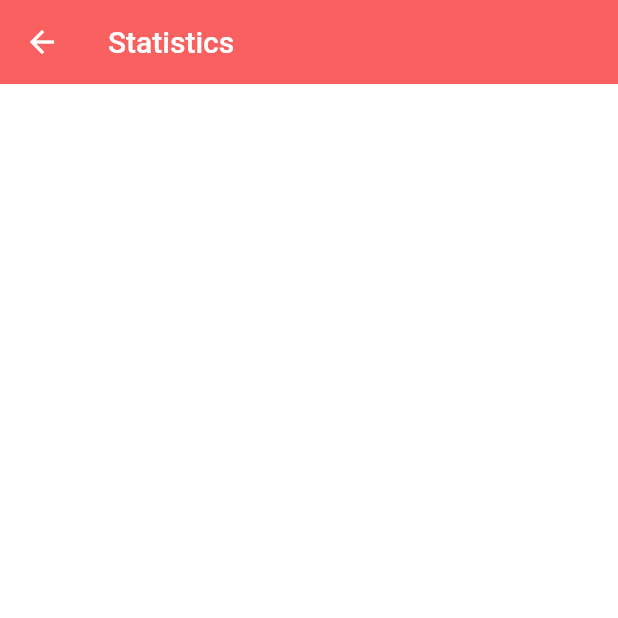
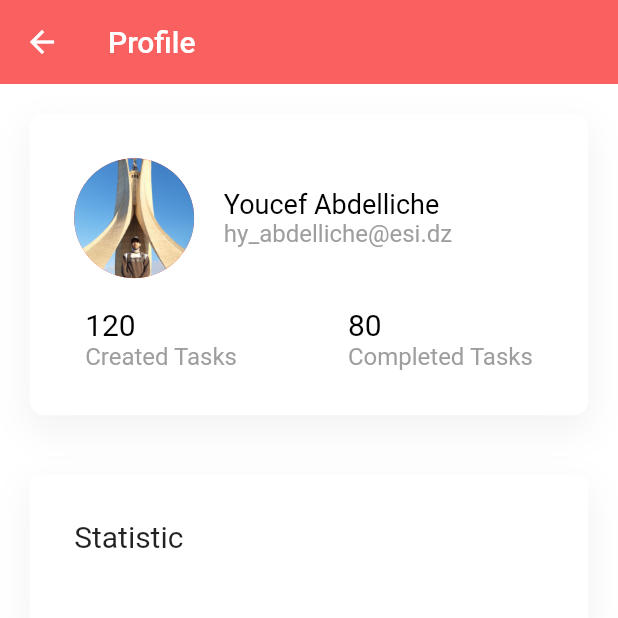
Before and after one commit to Youcef-Abdelliche/todo_list, a Flutter app: the CategoriesStatistics screen opened directly, on a phone screen of 412 x 824 dp, the top half of it. Run offline on Flutter 3.47's test engine with Material 2 defaults, Android fonts, the phone set to English and light mode, and no system bars; our stand-ins replace flutter_datetime_picker, flutter_slidable, sqflite, table_calendar; accounts and stored records are empty.

Commit message:
update profile ui

```diff
--- a/lib/main.dart
+++ b/lib/main.dart
@@ -3,7 +3,7 @@ import 'package:provider/provider.dart';
 import 'package:todo_list/constants.dart';
 import 'package:todo_list/provider/taskManager.dart';
 import 'package:todo_list/screens/home/home.dart';
-import 'package:todo_list/screens/test.dart';
+import 'package:todo_list/screens/progress_circular_Indicator.dart';
 
 void main() {
   runApp(MyApp());
--- a/lib/screens/home/components/categories_stat.dart
+++ b/lib/screens/home/components/categories_stat.dart
@@ -1,7 +1,9 @@
 import 'package:flutter/material.dart';
 import 'package:todo_list/models/task_category.dart';
 import 'package:todo_list/provider/databaseProvider.dart';
-import 'package:todo_list/screens/test.dart';
+import 'package:todo_list/screens/profile_screen/components/category_box.dart';
+import 'package:todo_list/screens/profile_screen/components/user_stat_card.dart';
+import 'package:todo_list/screens/progress_circular_Indicator.dart';
 import 'package:todo_list/size_config.dart';
 
 class CategoriesStatistics extends StatefulWidget {
@@ -13,135 +15,96 @@ class _CategoriesStatisticsState extends State<CategoriesStatistics> {
   @override
   Widget build(BuildContext context) {
     return Scaffold(
-        appBar: AppBar(title: Text("Statistics")),
-        body: FutureBuilder(
+        appBar: AppBar(title: Text("Profile")),
+        body: Padding(
+          padding: EdgeInsets.only(top: SizeConfig.defaultSize * 2),
+          child: FutureBuilder(
               future: DBProvider.db.getTasksByCategory(),
               builder: (context, AsyncSnapshot snapshot) {
                 if (snapshot.connectionState == ConnectionState.waiting) {
                   return Center(child: Text("Loading..."));
-              } else if (snapshot.connectionState == ConnectionState.done) {
-                if (snapshot.hasData) {
-                  return Padding(
+                } else if (snapshot.connectionState == ConnectionState.done)
+                  return Column(
+                    crossAxisAlignment: CrossAxisAlignment.start,
+                    children: [
+                      UserStatCard(),
+                      SizedBox(height: SizeConfig.defaultSize * 2),
+                      SingleChildScrollView(
+                        scrollDirection: Axis.horizontal,
+                        child: Padding(
+                          padding: EdgeInsets.only(
+                            left: SizeConfig.defaultSize * 2,
+                            right: SizeConfig.defaultSize,
+                          ),
+                          child: Row(
+                            children: List.generate(
+                                snapshot.data.length,
+                                (index) => CategoryBox(
+                                      title: snapshot.data[index].title,
+                                      items: snapshot.data[index].items,
+                                      color: Color(snapshot.data[index].color),
+                                    )),
+                          ),
+                        ),
+                      ),
+                      SizedBox(height: SizeConfig.defaultSize * 2),
+                      Container(
+                        width: SizeConfig.screenHeight,
+                        margin: EdgeInsets.symmetric(
+                          horizontal: SizeConfig.defaultSize * 2,
+                        ),
                         padding: EdgeInsets.symmetric(
-                        horizontal: SizeConfig.defaultSize,
-                        vertical: SizeConfig.defaultSize * 0.5),
-                    child: ListView.builder(
-                        scrollDirection: Axis.vertical,
-                        itemCount: snapshot.data.length,
-                        itemBuilder: (context, index) {
-                          print("Snapapapa: " + snapshot.data[index].itemsFinished.toString());
-                          return Container(
-                            decoration:
-                                BoxDecoration(color: Colors.white, boxShadow: [
+                            vertical: SizeConfig.defaultSize * 3,
+                            horizontal: SizeConfig.defaultSize * 3),
+                        decoration: BoxDecoration(
+                          color: Colors.white,
+                          borderRadius: BorderRadius.circular(6),
+                          boxShadow: [
                             BoxShadow(
                                 color: Colors.black.withOpacity(0.05),
                                 offset: Offset(0, 9),
                                 blurRadius: 20,
                                 spreadRadius: 1)
-                            ]),
-                            margin: EdgeInsets.symmetric(
-                                vertical: SizeConfig.defaultSize * 0.5),
+                          ],
+                        ),
+                        child: Column(
+                          crossAxisAlignment: CrossAxisAlignment.start,
+                          children: [
+                            Text(
+                              "Statistic",
+                              style: TextStyle(fontSize: 20),
+                            ),
+                            SizedBox(height: SizeConfig.defaultSize * 2),
+                            SingleChildScrollView(
+                              scrollDirection: Axis.horizontal,
                               child: Row(
-                              children: [
-                                Expanded(
-                                  child: Container(
-                                    decoration: BoxDecoration(
-                                        color:
-                                            Color(snapshot.data[index].color),
-                                        borderRadius: BorderRadius.only(
-                                            topLeft: Radius.circular(6),
-                                            bottomLeft: Radius.circular(6))),
-                                    /*margin: EdgeInsets.symmetric(
-                                        horizontal: SizeConfig.defaultSize,
-                                        vertical: SizeConfig.defaultSize * 0.5),*/
-                                    /*padding: EdgeInsets.all(
-                                        SizeConfig.defaultSize * 4),*/
-                                    height: SizeConfig.defaultSize * 14,
+                                  children: List.generate(
+                                snapshot.data.length,
+                                (index) => Container(
+                                  margin: EdgeInsets.only(
+                                      right: SizeConfig.defaultSize * 2),
                                   child: Column(
-                                      mainAxisAlignment:
-                                          MainAxisAlignment.center,
                                       crossAxisAlignment:
                                           CrossAxisAlignment.center,
                                       children: [
-                                        Text(snapshot.data[index].title,
-                                            style: TextStyle(
-                                                color: Colors.white,
-                                                fontSize:
-                                                    SizeConfig.defaultSize *
-                                                        2.5)),
+                                        ProgressCircularIndicator(
+                                          taskCategory: snapshot.data[index],
+                                        ),
                                         SizedBox(
-                                            height:
-                                                SizeConfig.defaultSize * 0.5),
-                                        Text(
-                                            "${snapshot.data[index].items} Tasks",
-                                            style: TextStyle(
-                                                color: Colors.white,
-                                                fontSize:
-                                                    SizeConfig.defaultSize * 1.5)),
-                                      ],
+                                            height: SizeConfig.defaultSize * 2),
+                                        Text(snapshot.data[index].title)
+                                      ]),
                                 ),
-                                  ),
-                                ),
-                                Expanded(
-                                  child: Container(
-                                    /*padding: EdgeInsets.all(
-                                        SizeConfig.defaultSize),*/
-                                    decoration: BoxDecoration(
-                                        color: Colors.white,
-                                        borderRadius: BorderRadius.only(
-                                            topRight: Radius.circular(6),
-                                            bottomRight: Radius.circular(6))),
-                                    child: ProgressCircularIndicator(
-                                        taskCategory: snapshot.data[index]),
-                                  ),
+                              )),
                             ),
                           ],
                         ),
+                      )
+                    ],
                   );
+                else
+                  return Center(child: Text("Error!"));
               }),
-                  );
-                } else
-                  return Center(child: Text("Error!"));
-              } else
-                return Center(child: Text("Error!"));
-            })
-        /*ListView.builder(
-          scrollDirection: Axis.vertical,
-          itemCount: list.length,
-          itemBuilder: (context, index) {
-            return Container(
-              decoration: BoxDecoration(
-                  color: Color(list[index].color),
-                  borderRadius: BorderRadius.circular(6)),
-              margin: EdgeInsets.symmetric(
-                  horizontal: SizeConfig.defaultSize,
-                  vertical: SizeConfig.defaultSize * 0.5),
-              padding: EdgeInsets.all(SizeConfig.defaultSize * 0.5),
-              height: SizeConfig.defaultSize * 14,
-              child: Column(
-                mainAxisAlignment: MainAxisAlignment.center,
-                crossAxisAlignment: CrossAxisAlignment.center,
-                children: [
-                  Text(list[index].title,
-                      style: TextStyle(
-                          color: Colors.white,
-                          fontSize: SizeConfig.defaultSize * 2)),
-                  SizedBox(height: SizeConfig.defaultSize * 0.5),
-                  Text("12 Tasks",
-                      style: TextStyle(
-                          color: Colors.white,
-                          fontSize: SizeConfig.defaultSize)),
-
-                ],
-              ),
-            );
-          }),*/
-        );
+        ));
   }
 }
-
-List<TaskCategory> list = [
-  TaskCategory(id: 1, color: Colors.red.value, title: "Task 1"),
-  TaskCategory(id: 1, color: Colors.blue.value, title: "Task 2"),
-  TaskCategory(id: 1, color: Colors.blue.value, title: "Task 2")
-];
--- /dev/null
+++ b/lib/screens/profile_screen/components/user_stat_card.dart
@@ -0,0 +1,76 @@
+import 'package:flutter/material.dart';
+
+import '../../../size_config.dart';
+
+class UserStatCard extends StatelessWidget {
+  const UserStatCard({
+    Key key,
+  }) : super(key: key);
+
+  @override
+  Widget build(BuildContext context) {
+    return Container(
+        margin: EdgeInsets.symmetric(horizontal: SizeConfig.defaultSize * 2),
+        decoration: BoxDecoration(
+            color: Colors.white,
+            borderRadius: BorderRadius.circular(10),
+            boxShadow: [
+              BoxShadow(
+                  color: Colors.black.withOpacity(0.05),
+                  offset: Offset(0, 9),
+                  blurRadius: 20,
+                  spreadRadius: 1)
+            ]),
+        child: Padding(
+          padding: EdgeInsets.symmetric(
+              vertical: SizeConfig.defaultSize * 3,
+              horizontal: SizeConfig.defaultSize),
+          child: Column(
+            children: [
+              Container(
+                margin: EdgeInsets.symmetric(
+                    horizontal: SizeConfig.defaultSize * 2),
+                child: Row(children: [
+                  CircleAvatar(
+                      backgroundColor: Colors.red,
+                      radius: 40,
+                      backgroundImage: AssetImage("assets/images/imageee.jpg")),
+                  SizedBox(width: SizeConfig.defaultSize * 2),
+                  Column(
+                    crossAxisAlignment: CrossAxisAlignment.start,
+                    children: [
+                      Text("Youcef Abdelliche",
+                          style: TextStyle(fontSize: 18, color: Colors.black)),
+                      Text("hy_abdelliche@esi.dz",
+                          style: TextStyle(fontSize: 16, color: Colors.grey)),
+                    ],
+                  )
+                ]),
+              ),
+              SizedBox(height: SizeConfig.defaultSize * 2),
+              Row(mainAxisAlignment: MainAxisAlignment.spaceEvenly, children: [
+                Column(
+                  crossAxisAlignment: CrossAxisAlignment.start,
+                  children: [
+                    Text("120",
+                        style: TextStyle(fontSize: 20, color: Colors.black)),
+                    Text("Created Tasks",
+                        style: TextStyle(fontSize: 16, color: Colors.grey))
+                  ],
+                ),
+                SizedBox(width: SizeConfig.defaultSize * 2),
+                Column(
+                  crossAxisAlignment: CrossAxisAlignment.start,
+                  children: [
+                    Text("80",
+                        style: TextStyle(fontSize: 20, color: Colors.black)),
+                    Text("Completed Tasks",
+                        style: TextStyle(fontSize: 16, color: Colors.grey))
+                  ],
+                )
+              ]),
+            ],
+          ),
+        ));
+  }
+}
```
Also changed, not shown: lib/screens/profile_screen/components/category_box.dart (added, +50 -0 lines), assets/images/imageee.jpg (added), lib/screens/progress_circular_Indicator.dart (renamed from lib/screens/test.dart). Lines whose indentation alone changed are shown as unchanged.
